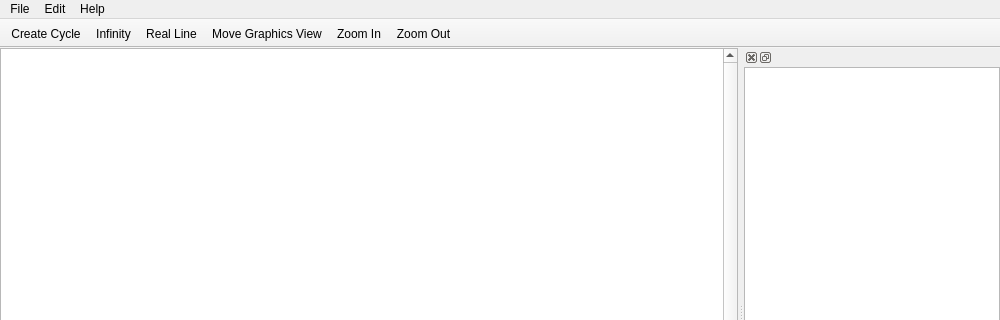
Qt form forms/mainwindow.ui (lhutton1/moebinv-gui) before a commit; both pictures show x 0 to 1000 and y 0 to 320 of the 1000 by 600 pixel window.
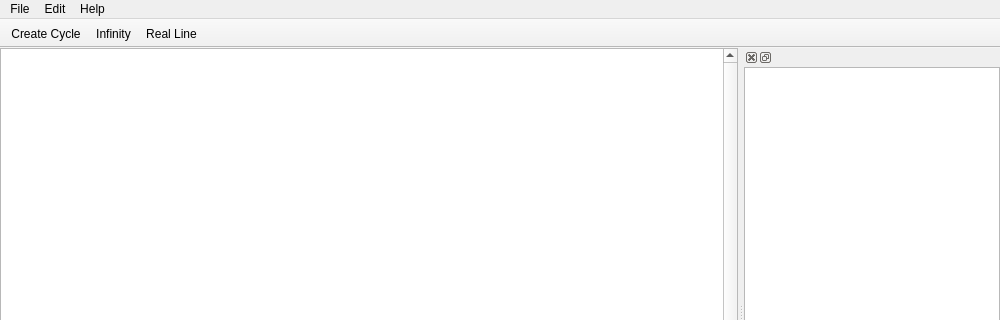
The same form after that commit.

The edit to the form file:
```diff
--- a/forms/mainwindow.ui
+++ b/forms/mainwindow.ui
@@ -97,9 +97,6 @@
    <addaction name="actionCreate_Cycle"/>
    <addaction name="actionInfinity"/>
    <addaction name="actionReal_Line"/>
-   <addaction name="actionMove_Graphics_View"/>
-   <addaction name="actionZoom_In"/>
-   <addaction name="actionZoom_Out"/>
   </widget>
   <widget class="QStatusBar" name="statusBar"/>
   <widget class="QDockWidget" name="dockWidget">
@@ -222,27 +219,6 @@
     <string>Real Line</string>
    </property>
   </action>
-  <action name="actionMove_Graphics_View">
-   <property name="text">
-    <string>Move Graphics View</string>
-   </property>
-  </action>
-  <action name="actionZoom_In">
-   <property name="text">
-    <string>Zoom In</string>
-   </property>
-   <property name="toolTip">
-    <string>Zoom In</string>
-   </property>
-  </action>
-  <action name="actionZoom_Out">
-   <property name="text">
-    <string>Zoom Out</string>
-   </property>
-   <property name="toolTip">
-    <string>Zoom Out</string>
-   </property>
-  </action>
  </widget>
  <layoutdefault spacing="6" margin="11"/>
  <resources/>
```
Left out of the diff: 10 changed lines with no effect on the pictures.
